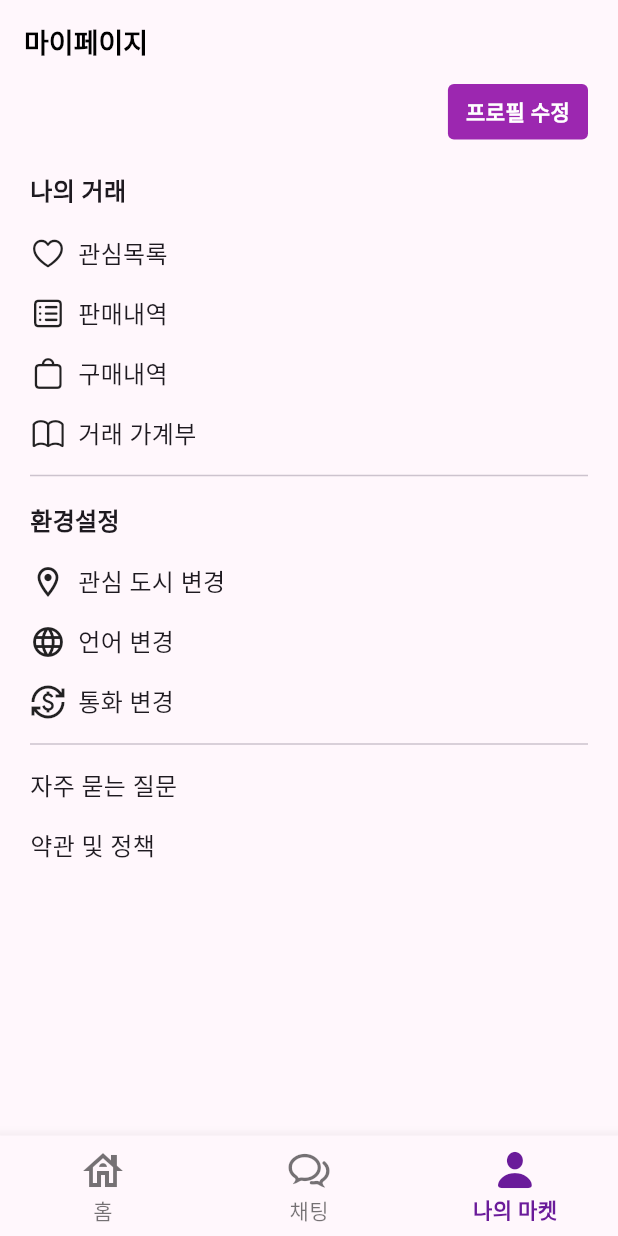
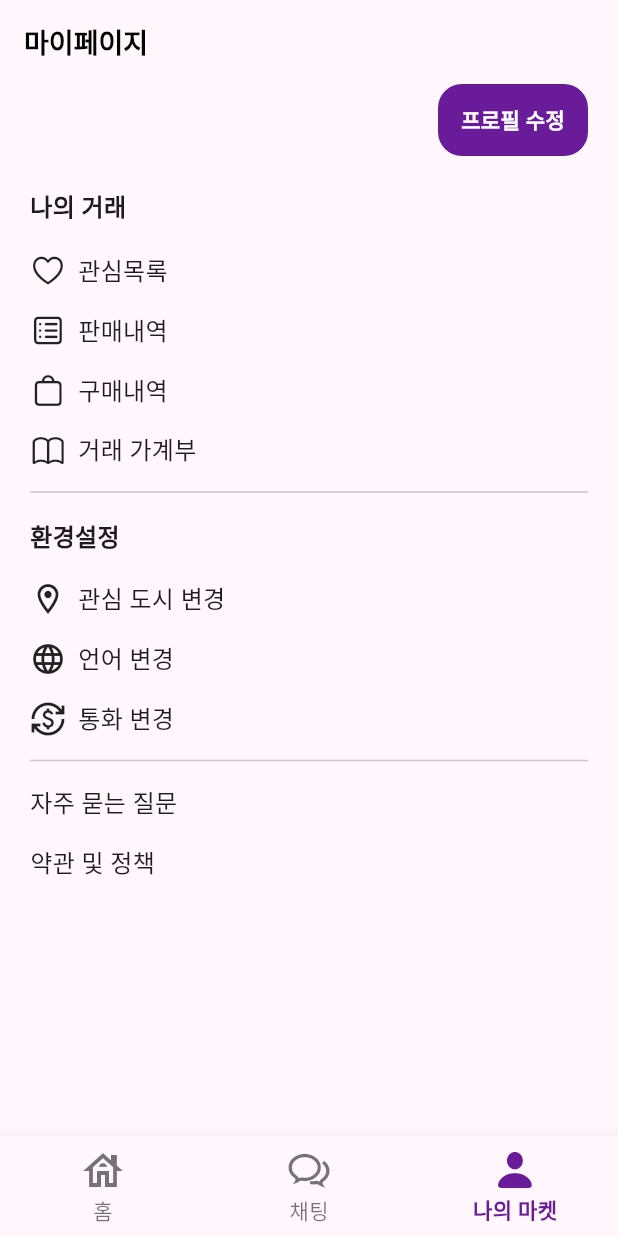
Before and after one commit to oosuhada/flutter_nomad_market_v1.1, a Flutter app: the HomePage screen opened directly, item 3 of the bottom bar chosen, on a phone screen of 412 x 824 dp. Run offline on Flutter 3.47's test engine with Material 3 defaults, Android fonts, the light colour scheme and no system bars; our stand-ins replace dio, flutter_riverpod, geolocator, image_picker; missing offline and left inert: stomp_dart_client; network calls fail.

Commit message:
edit my profile box

```diff
--- a/lib/ui/pages/home/_tab/my_tab/widgets/my_profile_box.dart
+++ b/lib/ui/pages/home/_tab/my_tab/widgets/my_profile_box.dart
@@ -41,14 +41,17 @@ class MyProfileBox extends StatelessWidget {
               );
             },
             child: Container(
+              height: 48,
+              width: 100,
               decoration: BoxDecoration(
-                color: Colors.purple,
-                borderRadius: BorderRadius.circular(4),
+                color: Colors.purple.shade800,
+                borderRadius: BorderRadius.circular(16),
               ),
               padding: EdgeInsets.symmetric(
                 vertical: 8,
                 horizontal: 12,
               ),
+              child: Center(
                 child: Text(
                   '프로필 수정',
                   style: TextStyle(
@@ -59,6 +62,7 @@ class MyProfileBox extends StatelessWidget {
                 ),
               ),
             ),
+          ),
         ],
       );
     });
```
Lines whose indentation alone changed are shown as unchanged.
